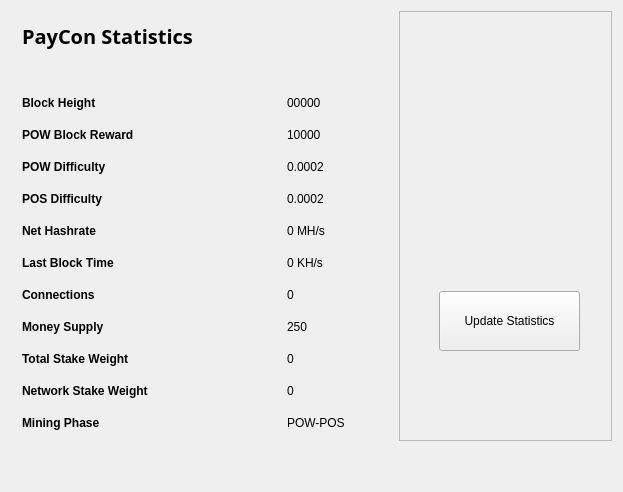
First picture: the form in src/qt/forms/statisticspage.ui, repository PolyCrypto/PayCon, before the edit.
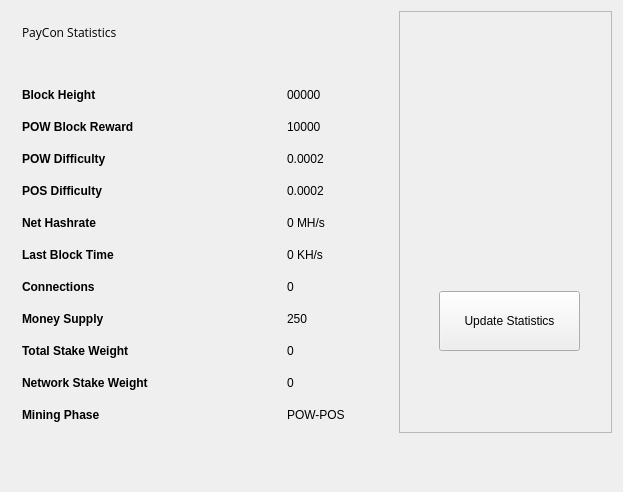
Second picture: the form after the edit. Icons and pictures are not drawn.

Commit message: Remove font styles

```diff
--- a/src/qt/forms/statisticspage.ui
+++ b/src/qt/forms/statisticspage.ui
@@ -281,7 +281,7 @@
            </font>
           </property>
           <property name="text">
-           <string>&lt;html&gt;&lt;head/&gt;&lt;body&gt;&lt;p&gt;&lt;span style=&quot; font-size:20px; font-weight:600; color:#000000;&quot;&gt;PayCon Statistics&lt;/span&gt;&lt;/p&gt;&lt;/body&gt;&lt;/html&gt;</string>
+           <string>PayCon Statistics</string>
           </property>
          </widget>
         </item>
```
Left out of the diff: 2 changed lines with no effect on the pictures. The commit also changes 2 other files.
